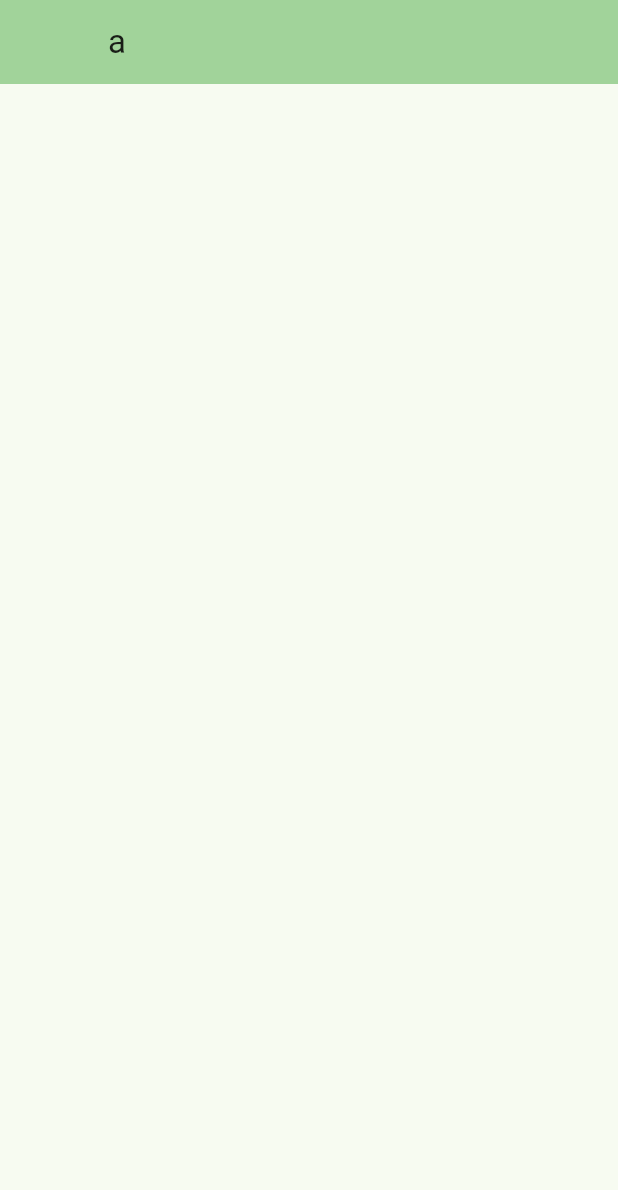
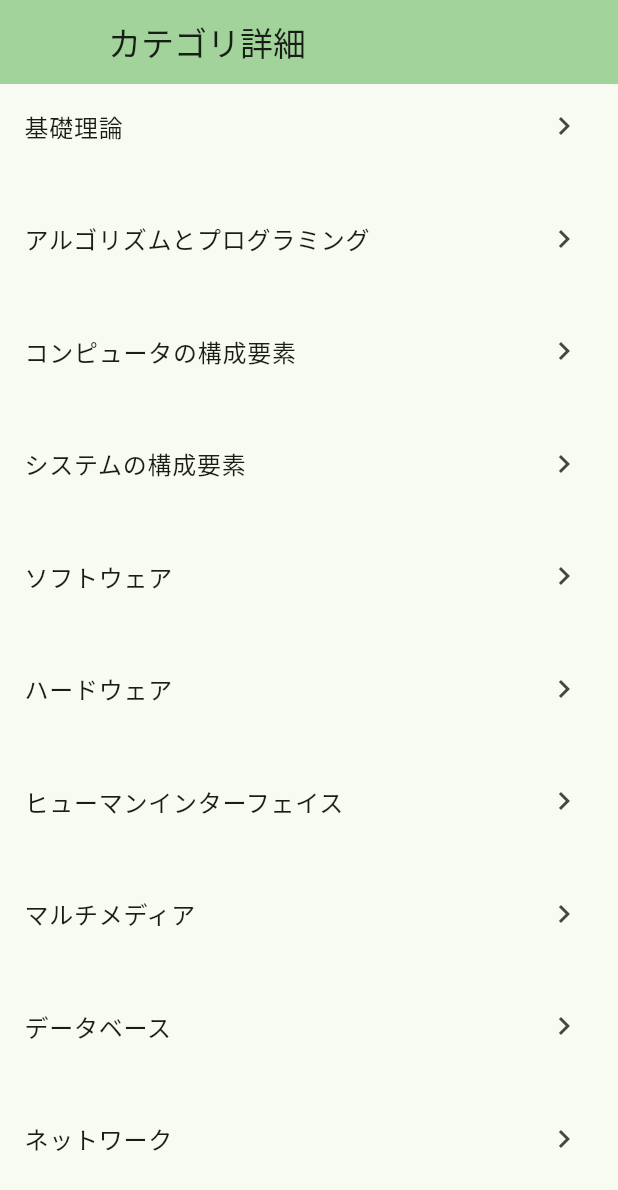
Before and after one commit to HANAUTA/2024_hal_fe_app, a Flutter app: the CategoryPage screen opened directly, on a phone screen of 412 x 824 dp. Shown: the top 1190 px of the screen. Run offline on Flutter 3.47's test engine with Material 3 defaults, Android fonts, the phone set to English and light mode, and no system bars; missing offline and left inert: dart:ffi.

Commit message:
listView.builerでカテゴリの一覧が表示できた

```diff
--- a/lib/pages/category_page.dart
+++ b/lib/pages/category_page.dart
@@ -1,3 +1,5 @@
+import 'dart:ffi';
+
 import 'package:fe_project/pages/question_page.dart';
 import 'package:flutter/material.dart';
 
@@ -6,6 +8,13 @@ class CategoryPage extends StatelessWidget {
 
   @override
   Widget build(BuildContext context) {
+    const double blockHeight = 75.0;
+    const Map<String, List<String>> categoryMap = {
+      "テクノロジ系": ["基礎理論", "アルゴリズムとプログラミング", "コンピュータの構成要素", "システムの構成要素", "ソフトウェア", "ハードウェア", "ヒューマンインターフェイス", "マルチメディア", "データベース", "ネットワーク", "セキュリティ", "システム開発技術", "ソフトウェア開発管理技術"],
+      "テスト": ["aaa", "iii"],
+    };
+    const List<String> categoryList = ["基礎理論", "アルゴリズムとプログラミング", "コンピュータの構成要素", "システムの構成要素", "ソフトウェア", "ハードウェア", "ヒューマンインターフェイス", "マルチメディア", "データベース", "ネットワーク", "セキュリティ", "システム開発技術", "ソフトウェア開発管理技術"];
+
     return Scaffold(
       appBar: AppBar(
         leading:
@@ -13,20 +22,67 @@ class CategoryPage extends StatelessWidget {
           onTap:(){ Navigator.pop(context);}
         ),
         backgroundColor: Theme.of(context).colorScheme.inversePrimary,
-        title: Text('a'),
+        title: Text('カテゴリ詳細'),
       ),
       body:
-       ListView(
-         children: [
-           ListTile(
-             onTap: (){
-               Navigator.push(context, MaterialPageRoute(
-                 builder: (context) => QuestionPage()
-               ));
-             },
-           )
-         ],
-       )
-        );
+        ListView.builder(
+          itemCount: categoryList.length,
+          itemBuilder: (context, index) {
+            return  Container(
+            height: blockHeight,
+            child: ListTile(
+              onTap: () {
+                Navigator.push(
+                  context,
+                  MaterialPageRoute(
+                    builder: (context) => QuestionPage(), // 次のページに遷移
+                  ),
+                );
+              },
+              title: Text(categoryList[index]), // 各カテゴリー名を表示
+              trailing: Icon(Icons.keyboard_arrow_right),
+              ),
+            );
+    }// ListView(
+    //   children: [
+    //     Container(
+    //       height: blockHeight, // 縦幅を設定
+    //       child: ListTile(
+    //         onTap: (){
+    //           Navigator.push(context, MaterialPageRoute(
+    //               builder: (context) => QuestionPage()
+    //           ));
+    //         },
+    //         title: Text("基礎理論"),
+    //         trailing: Icon(Icons.keyboard_arrow_right),
+    //       ),
+    //     ),
+    //     Container(
+    //       height: blockHeight, // 縦幅を設定
+    //       child: ListTile(
+    //         onTap: (){
+    //           Navigator.push(context, MaterialPageRoute(
+    //               builder: (context) => QuestionPage()
+    //           ));
+    //         },
+    //         title: Text("基礎理論"),
+    //         trailing: Icon(Icons.keyboard_arrow_right),
+    //       ),
+    //     ),
+    //     Container(
+    //       height: blockHeight, // 縦幅を設定
+    //       child: ListTile(
+    //         onTap: (){
+    //           Navigator.push(context, MaterialPageRoute(
+    //               builder: (context) => QuestionPage()
+    //           ));
+    //         },
+    //         title: Text("基礎理論"),
+    //         trailing: Icon(Icons.keyboard_arrow_right),
+    //       ),
+    //     ),
+    //   ],
+    // )
+        ));
+    }
   }
-}
```
